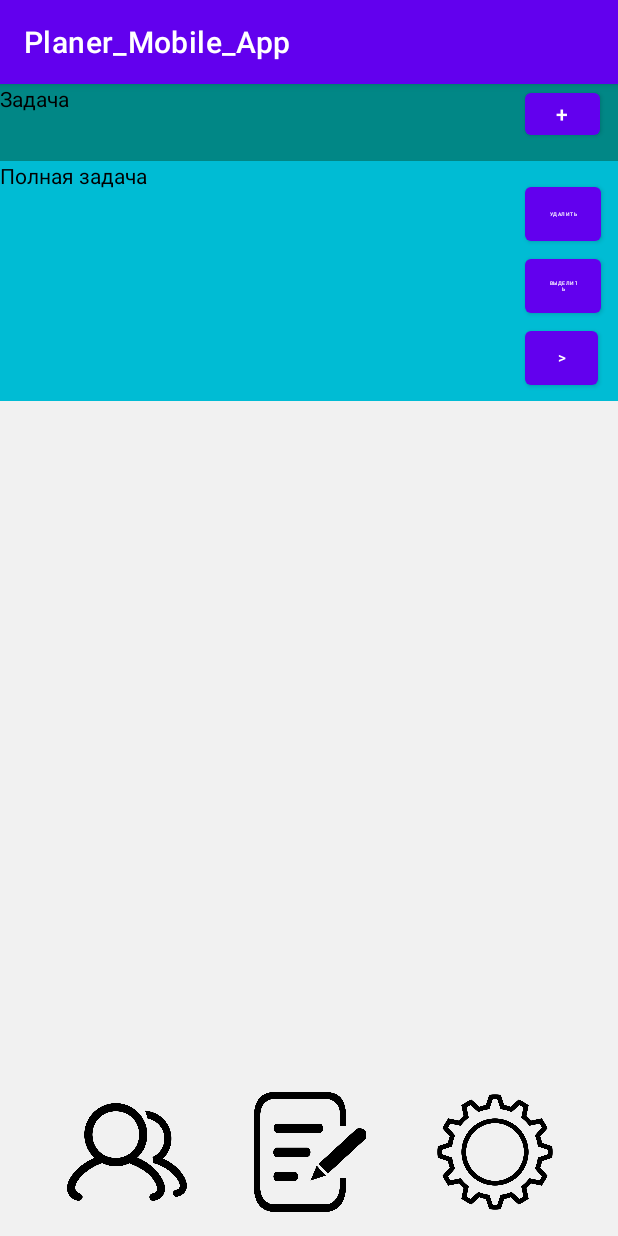
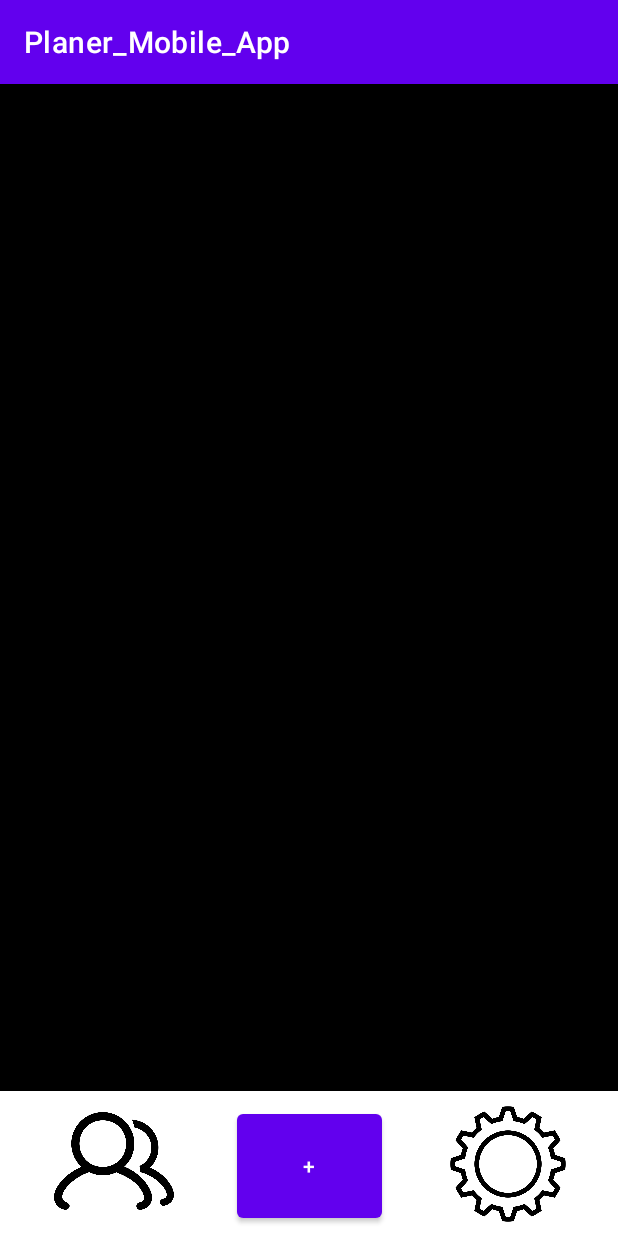
Before and after one commit to SvyteP/Planer_Mobile_App, an Android app: the Listactivity screen opened directly, with no data from a screen before it, on a phone screen of 412 x 824 dp. Run offline under Robolectric (Android 15) with nearby library versions, the phone set to English and light mode, and no system bars; our stand-ins replace Firebase (no records; nobody signed in at launch, a user with empty details on screens opened directly).

Commit message:
add del_note + edit activity_listactivity.xml

```diff
--- a/app/src/main/AndroidManifest.xml
+++ b/app/src/main/AndroidManifest.xml
@@ -35,6 +35,9 @@
         </activity>
         <activity android:name=".Add_note"
             android:exported="true"/>
+
+        <activity android:name=".Del_note"
+            android:exported="true"/>
     </application>
 
 </manifest>
--- /dev/null
+++ b/app/src/main/java/com/example/planer_mobile_app/Del_note.java
@@ -0,0 +1,74 @@
+package com.example.planer_mobile_app;
+
+import static androidx.core.content.PackageManagerCompat.LOG_TAG;
+
+import android.content.DialogInterface;
+import android.os.Bundle;
+import android.util.Log;
+import android.view.View;
+import android.widget.AdapterView;
+import android.widget.ArrayAdapter;
+import android.widget.ListView;
+import android.widget.Toast;
+
+import androidx.appcompat.app.AlertDialog;
+import androidx.appcompat.app.AppCompatActivity;
+
+import com.google.firebase.database.DatabaseReference;
+
+import java.util.List;
+import java.util.logging.Logger;
+
+public class Del_note extends AppCompatActivity {
+
+    private DatabaseReference mRefDB;//Переменная для адреса БД
+    private ListView listView;
+    private ArrayAdapter<String> adapter;
+    private List<String> listData;
+    String group_Notes = "Notes";
+    @Override
+    protected void onCreate(Bundle savedInstanceState) {
+        super.onCreate(savedInstanceState);
+        setContentView(R.layout.activity_listactivity);
+
+        ListView lv = findViewById(R.id.listView);
+        lv.setOnItemClickListener(new AdapterView.OnItemClickListener() {
+            @Override
+            public void onItemClick(AdapterView<?> adapterView, View view, int i, long l) {
+                String LOG_TAG="test";
+                // Получаем выбранный элемент по позиции
+                String selectedItem = (String) adapterView.getItemAtPosition(i);
+
+                Log.d(LOG_TAG, "itemSelect: position = , id = "+i);
+                createOneButtonAlertDialog("Нажат элемент:"+i,selectedItem);
+
+            }
+        });
+
+
+    }
+    private void createOneButtonAlertDialog(String title, String content) {
+        // объект Builder для создания диалогового окна
+        AlertDialog.Builder builder = new AlertDialog.Builder(this);
+        // добавляем различные компоненты в диалоговое окно
+        builder.setTitle(title);
+        builder.setMessage(content);
+        // устанавливаем кнопку, которая отвечает за позитивный ответ
+        builder.setPositiveButton("OK",
+                // устанавливаем слушатель
+                new DialogInterface.OnClickListener() {
+                    public void onClick(DialogInterface dialog,
+                                        int which) {
+                        // по нажатию создаем всплывающее окно с типом нажатой конпки
+                        showMes("Нажали Ок");
+                    }
+                });
+        // объект Builder создал диалоговое окно и оно готово появиться на экране
+        // вызываем этот метод, чтобы показать AlertDialog на экране пользователя
+        builder.show();
+    }
+    private void showMes (String message){
+        Toast.makeText(getApplicationContext(), message, Toast.LENGTH_LONG).show();
+    }
+
+}
--- a/app/src/main/java/com/example/planer_mobile_app/Listactivity.java
+++ b/app/src/main/java/com/example/planer_mobile_app/Listactivity.java
@@ -1,15 +1,21 @@
 package com.example.planer_mobile_app;
 
 import androidx.annotation.NonNull;
+import androidx.appcompat.app.AlertDialog;
 import androidx.appcompat.app.AppCompatActivity;
 
 import android.annotation.SuppressLint;
+import android.app.Dialog;
+import android.content.DialogInterface;
 import android.content.Intent;
 import android.os.Bundle;
+import android.util.Log;
 import android.view.View;
+import android.widget.AdapterView;
 import android.widget.ArrayAdapter;
 import android.widget.Button;
 import android.widget.ListView;
+import android.widget.Toast;
 
 import com.google.firebase.database.DataSnapshot;
 import com.google.firebase.database.DatabaseError;
@@ -33,6 +39,42 @@ public class Listactivity extends AppCompatActivity {
         init();
         getDataFromBD();
 
+
+        ListView lv = findViewById(R.id.listView);
+        lv.setOnItemClickListener(new AdapterView.OnItemClickListener() {
+            @Override
+            public void onItemClick(AdapterView<?> adapterView, View view, int i, long l) {
+                String LOG_TAG="test";
+                // Получаем выбранный элемент по позиции
+                String selectedItem = (String) adapterView.getItemAtPosition(i);
+
+//                Log.d(LOG_TAG, "itemSelect: position = , id = "+i);
+               // createOneButtonAlertDialog("Нажат элемент:"+i,selectedItem);
+
+            }
+        });
+
+
+    }
+    private void createOneButtonAlertDialog(String title, String content) {
+        // объект Builder для создания диалогового окна
+        AlertDialog.Builder builder = new AlertDialog.Builder(Listactivity.this);
+        // добавляем различные компоненты в диалоговое окно
+        builder.setTitle(title);
+        builder.setMessage(content);
+        // устанавливаем кнопку, которая отвечает за позитивный ответ
+        builder.setPositiveButton("OK",
+                // устанавливаем слушатель
+                new DialogInterface.OnClickListener() {
+                    public void onClick(DialogInterface dialog,
+                                        int which) {
+                        // по нажатию создаем всплывающее окно с типом нажатой конпки
+                        showMes("Нажали Ок");
+                    }
+                });
+        // объект Builder создал диалоговое окно и оно готово появиться на экране
+        // вызываем этот метод, чтобы показать AlertDialog на экране пользователя
+        builder.show();
     }
     public void toSetting(View reg){
         Intent toReg = new Intent(Listactivity.this, Registration.class);
@@ -90,6 +132,9 @@ public class Listactivity extends AppCompatActivity {
         };
         mRefDB.addValueEventListener(vListener);
     }
+    private void showMes (String message){
+        Toast.makeText(getApplicationContext(), message, Toast.LENGTH_LONG).show();
+    }
 
 
 }
--- a/app/src/main/java/com/example/planer_mobile_app/MainActivity.java
+++ b/app/src/main/java/com/example/planer_mobile_app/MainActivity.java
@@ -17,6 +17,7 @@ public class MainActivity extends AppCompatActivity {
         setContentView(R.layout.activity_main);
 
         mRefDB = FirebaseDatabase.getInstance().getReference();//Запись адреcа БД
+
     }
 
     public void toRegistration(View reg){
--- a/app/src/main/res/layout/activity_listactivity.xml
+++ b/app/src/main/res/layout/activity_listactivity.xml
@@ -4,159 +4,87 @@
     xmlns:tools="http://schemas.android.com/tools"
     android:layout_width="match_parent"
     android:layout_height="match_parent"
-    android:background="@color/bg"
+    android:background="@color/black"
     tools:context=".Listactivity">
 
     <RelativeLayout
+        android:id="@+id/downPanel"
         android:layout_width="match_parent"
-        android:layout_height="90sp"
-        android:layout_marginStart="0sp"
-        android:layout_marginTop="672sp">
+        android:layout_height="98dp"
+        android:layout_alignParentBottom="true"
+        android:layout_marginBottom="-1dp"
+        android:background="#FFFFFF">
 
-        <ImageView
-            android:id="@+id/btn_friends"
-            android:layout_width="80sp"
-            android:layout_height="80sp"
+        <Button
+            android:id="@+id/btnAddNote"
+            android:layout_width="88dp"
+            android:layout_height="43dp"
             android:layout_alignParentTop="true"
-            android:layout_marginTop="0dp"
-            android:layout_marginEnd="42dp"
-            android:layout_toStartOf="@+id/btn_activity"
+            android:layout_alignParentBottom="true"
+            android:layout_marginStart="42dp"
+            android:layout_marginTop="9dp"
+            android:layout_marginEnd="44dp"
+            android:layout_marginBottom="7dp"
+            android:layout_toStartOf="@+id/btn_setting"
+            android:layout_toEndOf="@+id/btn_friends"
             android:clickable="true"
-            android:contentDescription="friends"
-            android:onClick="toFriends"
-            app:srcCompat="@drawable/icon_friends" />
+            android:contentDescription="Notes"
+            android:onClick="AddNote"
+            android:text="+"
+            tools:ignore="DuplicateIds" />
 
         <ImageView
             android:id="@+id/btn_setting"
             android:layout_width="80sp"
             android:layout_height="80sp"
-            android:layout_alignParentTop="true"
             android:layout_alignParentEnd="true"
+            android:layout_alignParentBottom="true"
             android:layout_marginTop="0dp"
-            android:layout_marginEnd="42dp"
+            android:layout_marginEnd="33dp"
+            android:layout_marginBottom="9dp"
             android:clickable="true"
             android:contentDescription="setting"
             android:onClick="toSetting"
             app:srcCompat="@drawable/icon_setting" />
 
         <ImageView
-            android:id="@+id/btn_activity"
+            android:id="@+id/btn_friends"
             android:layout_width="80sp"
             android:layout_height="80sp"
-            android:layout_marginEnd="43dp"
-            android:layout_toStartOf="@+id/btn_setting"
+            android:layout_alignParentStart="true"
+            android:layout_alignParentBottom="true"
+            android:layout_marginStart="36dp"
+            android:layout_marginTop="1dp"
+            android:layout_marginBottom="11dp"
+            android:background="#00FFFFFF"
             android:clickable="true"
-            android:contentDescription="Activity"
-            android:onClick="toActivity"
-            app:srcCompat="@drawable/icon_activity" />
-
-        <RelativeLayout
-            android:layout_width="match_parent"
-            android:layout_height="match_parent">
-
-        </RelativeLayout>
-    </RelativeLayout>
-
-    <RelativeLayout
-        android:id="@+id/upper_bg"
-        android:layout_width="match_parent"
-        android:layout_height="51dp"
-        android:background="@color/teal_700"
-        android:text="Задача"
-        android:textColor="@color/black">
-
-        <TextView
-            android:layout_width="wrap_content"
-            android:layout_height="wrap_content"
-            android:text="Задача"
-            android:textColor="@color/black" />
-
-        <Button
-            android:id="@+id/btnAddNote"
-            android:layout_width="50dp"
-            android:layout_height="40dp"
-            android:layout_marginStart="350dp"
-            android:clickable="true"
-            android:contentDescription="Notes"
-            android:onClick="AddNote"
-            android:text="+"
-            tools:ignore="DuplicateIds" />
+            android:contentDescription="friends"
+            android:onClick="toFriends"
+            app:srcCompat="@drawable/icon_friends" />
 
     </RelativeLayout>
 
     <RelativeLayout
         android:layout_width="match_parent"
-        android:layout_height="160dp"
-        android:layout_below="@+id/upper_bg"
-        android:layout_marginTop="0dp"
-        android:background="#673AB7"
-        android:backgroundTint="#00BCD4"
-        android:text="Полная задача"
-        android:textColor="@color/black">
+        android:layout_height="699dp"
+        android:layout_alignParentTop="true"
+        android:layout_marginStart="0dp"
+        android:layout_marginTop="-1dp"
+        android:layout_marginEnd="0dp">
 
-        <TextView
+        <ListView
+            android:id="@+id/listView"
             android:layout_width="wrap_content"
-            android:layout_height="wrap_content"
-            android:text="Полная задача"
-            android:textColor="@color/black" />
-
-        <Button
-            android:id="@+id/button8"
-            android:layout_width="65sp"
-            android:layout_height="48sp"
+            android:layout_height="681dp"
             android:layout_alignParentStart="true"
             android:layout_alignParentTop="true"
             android:layout_alignParentEnd="true"
-            android:layout_marginStart="350dp"
-            android:layout_marginTop="107dp"
-            android:layout_marginEnd="13dp"
-            android:gravity="center_horizontal|center_vertical"
-            android:text=">"
-            android:textSize="10sp" />
-
-        <Button
-            android:id="@+id/button9"
-            android:layout_width="65sp"
-            android:layout_height="48dp"
-            android:layout_alignParentStart="true"
-            android:layout_alignParentTop="true"
-            android:layout_alignParentEnd="true"
-            android:layout_marginStart="350dp"
-            android:layout_marginTop="59dp"
-            android:layout_marginEnd="11dp"
-            android:text="Выделить"
-            android:textSize="3sp" />
-
-        <Button
-            android:layout_width="65sp"
-            android:layout_height="48sp"
-            android:layout_alignParentStart="true"
-            android:layout_alignParentTop="true"
-            android:layout_alignParentEnd="true"
-            android:layout_marginStart="350dp"
-            android:layout_marginTop="11dp"
-            android:layout_marginEnd="11dp"
-            android:text="удалить"
-            android:textSize="3sp" />
+            android:layout_alignParentBottom="true"
+            android:layout_marginStart="0dp"
+            android:layout_marginTop="1dp"
+            android:layout_marginEnd="-1dp"
+            android:layout_marginBottom="17dp" />
 
     </RelativeLayout>
 
-    <RelativeLayout
-        android:layout_width="match_parent"
-        android:layout_height="wrap_content"
-        android:layout_alignParentStart="true"
-        android:layout_alignParentTop="true"
-        android:layout_alignParentEnd="true"
-        android:layout_alignParentBottom="true"
-        android:layout_marginStart="0dp"
-        android:layout_marginTop="212dp"
-        android:layout_marginEnd="0dp"
-        android:layout_marginBottom="62dp">
-
-        <ListView
-            android:id="@+id/listView"
-            android:layout_width="match_parent"
-            android:layout_height="match_parent" />
-    </RelativeLayout>
-
 </RelativeLayout>
```
